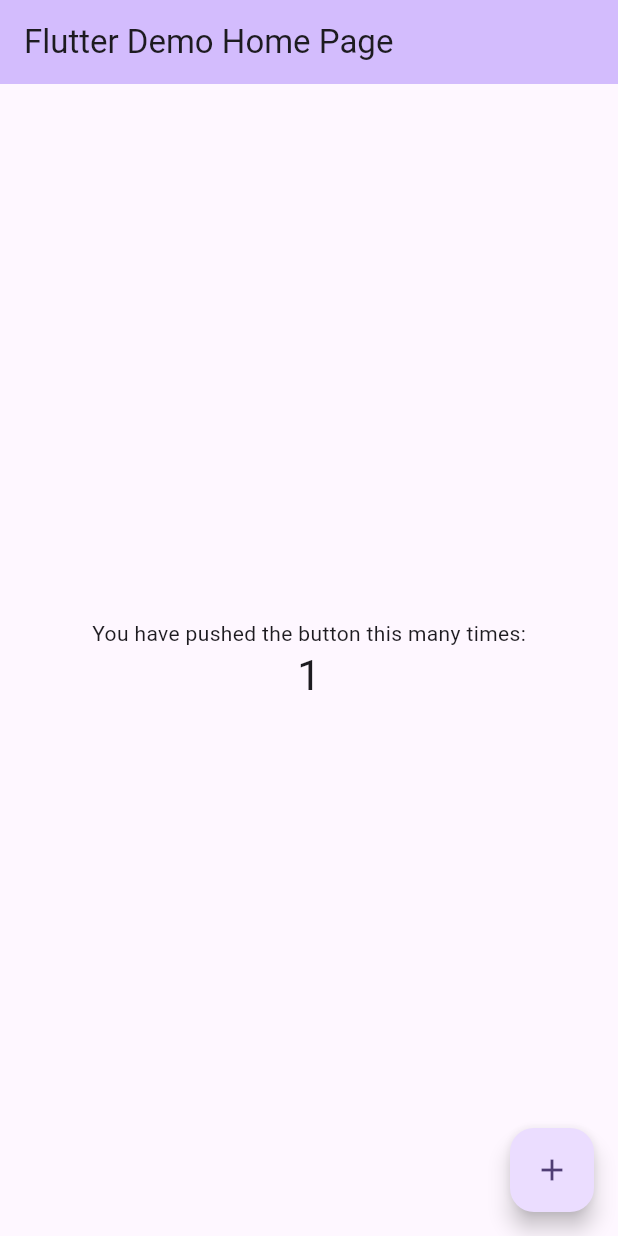
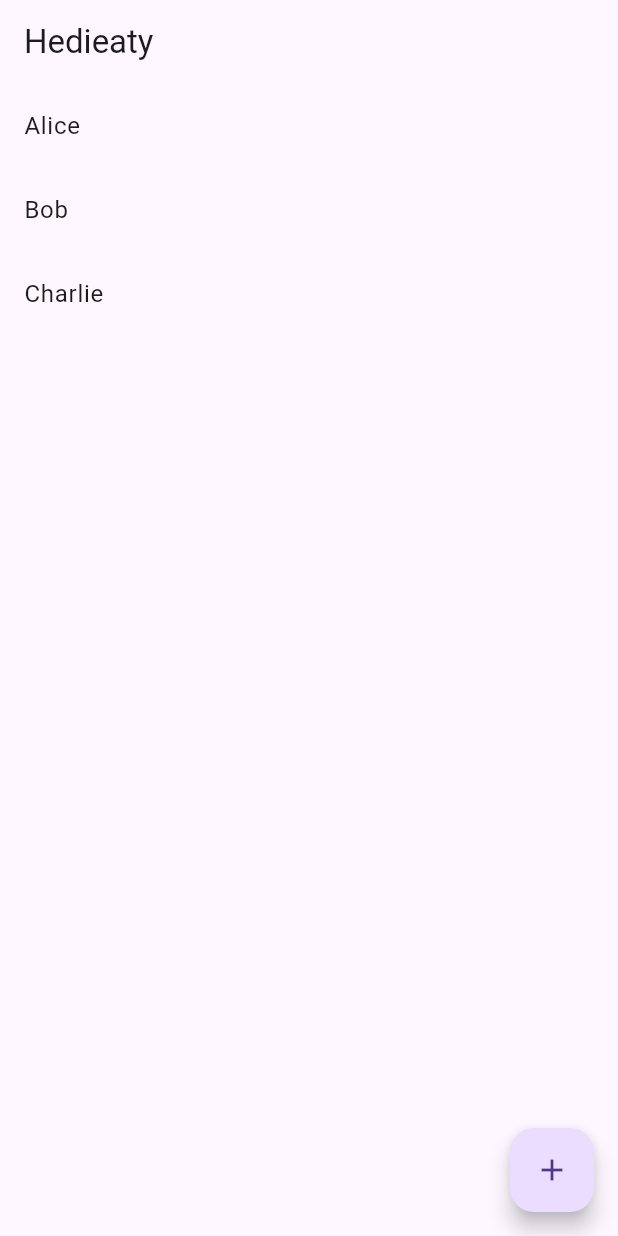
Before and after one commit to MRizk01/hediety, a Flutter app: the screen it shows after launch, after a tap on the "add" icon, on a phone screen of 412 x 824 dp. Run offline on Flutter 3.47's test engine with Material 3 defaults, Android fonts, the phone set to English and light mode, and no system bars.

Commit message:
first UI

```diff
--- a/lib/main.dart
+++ b/lib/main.dart
@@ -1,126 +1,123 @@
 import 'package:flutter/material.dart';
 
 void main() {
-  runApp(const MyApp());
+  runApp(const HedieatyApp());
 }
 
-class MyApp extends StatelessWidget {
-  const MyApp({super.key});
+class HedieatyApp extends StatelessWidget {
+  const HedieatyApp({super.key});
 
-  // This widget is the root of your application.
   @override
   Widget build(BuildContext context) {
     return MaterialApp(
-      title: 'Flutter Demo',
-      theme: ThemeData(
-        // This is the theme of your application.
-        //
-        // TRY THIS: Try running your application with "flutter run". You'll see
-        // the application has a purple toolbar. Then, without quitting the app,
-        // try changing the seedColor in the colorScheme below to Colors.green
-        // and then invoke "hot reload" (save your changes or press the "hot
-        // reload" button in a Flutter-supported IDE, or press "r" if you used
-        // the command line to start the app).
-        //
-        // Notice that the counter didn't reset back to zero; the application
-        // state is not lost during the reload. To reset the state, use hot
-        // restart instead.
-        //
-        // This works for code too, not just values: Most code changes can be
-        // tested with just a hot reload.
-        colorScheme: ColorScheme.fromSeed(seedColor: Colors.deepPurple),
-        useMaterial3: true,
-      ),
-      home: const MyHomePage(title: 'Flutter Demo Home Page'),
+      title: 'Hedieaty',
+      theme: ThemeData(primarySwatch: Colors.blue),
+      home: const HomePage(),
     );
   }
 }
 
-class MyHomePage extends StatefulWidget {
-  const MyHomePage({super.key, required this.title});
+class HomePage extends StatelessWidget {
+  const HomePage({super.key});
 
-  // This widget is the home page of your application. It is stateful, meaning
-  // that it has a State object
-  // (defined below) that contains fields that affect
-  // how it looks.
-
-  // This class is the configuration for the state. It holds the values (in this
-  // case the title) provided by the parent (in this case the App widget) and
-  // used by the build method of the State. Fields in a Widget subclass are
-  // always marked "final".
-
-  final String title;
-
-  @override
-  State<MyHomePage> createState() => _MyHomePageState();
-}
-
-class _MyHomePageState extends State<MyHomePage> {
-  int _counter = 0;
-
-  void _incrementCounter() {
-    setState(() {
-      // This call to setState tells the Flutter framework that something has
-      // changed in this State, which causes it to rerun the build method below
-      // so that the display can reflect the updated values. If we changed
-      // _counter without calling setState(), then the build method would not be
-      // called again, and so nothing would appear to happen.
-      _counter++;
-    });
-  }
+  final List<String> friends = const ['Alice', 'Bob', 'Charlie']; // Static data
 
   @override
   Widget build(BuildContext context) {
-    // This method is rerun every time setState is called, for instance as done
-    // by the _incrementCounter method above.
-    //
-    // The Flutter framework has been optimized to make rerunning build methods
-    // fast, so that you can just rebuild anything that needs updating rather
-    // than having to individually change instances of widgets.
     return Scaffold(
-      appBar: AppBar(
-        // TRY THIS: Try changing the color here to a specific color (to
-        // Colors.amber, perhaps?) and trigger a hot reload to see the AppBar
-        // change color while the other colors stay the same.
-        backgroundColor: Theme.of(context).colorScheme.inversePrimary,
-        // Here we take the value from the MyHomePage object that was created by
-        // the App.build method, and use it to set our appbar title.
-        title: Text(widget.title),
+      appBar: AppBar(title: const Text('Hedieaty')),
+      body: ListView.builder(
+        itemCount: friends.length,
+        itemBuilder: (context, index) {
+          return ListTile(
+            title: Text(friends[index]),
+            onTap: () {
+              Navigator.push(
+                context,
+                MaterialPageRoute(
+                    builder: (context) => const GiftListPage()),
+              );
+            },
+          );
+        },
       ),
-      body: Center(
-        // Center is a layout widget. It takes a single child and positions it
-        // in the middle of the parent.
+      floatingActionButton: FloatingActionButton(
+        onPressed: () {
+          // Navigate to create event/list page (not implemented yet)
+        },
+        child: const Icon(Icons.add),
+      ),
+    );
+  }
+}
+
+class GiftListPage extends StatelessWidget {
+  const GiftListPage({super.key});
+
+  final List<String> gifts = const ['Gift 1', 'Gift 2', 'Gift 3']; // Static data
+
+  @override
+  Widget build(BuildContext context) {
+    return Scaffold(
+      appBar: AppBar(title: const Text('Gift List')),
+      body: ListView.builder(
+        itemCount: gifts.length,
+        itemBuilder: (context, index) {
+          return ListTile(
+            title: Text(gifts[index]),
+            onTap: () {
+              Navigator.push(
+                context,
+                MaterialPageRoute(builder: (context) => const GiftDetailsPage()),
+              );
+            },
+          );
+        },
+      ),
+      floatingActionButton: Row(
+        mainAxisAlignment: MainAxisAlignment.end,
+        children: [
+          FloatingActionButton(
+            onPressed: () {
+              // Add Gift functionality (not implemented yet)
+            },
+            child: const Icon(Icons.add),
+          ),
+          const SizedBox(width: 10),
+          FloatingActionButton(
+            onPressed: () {
+              // Delete Gift functionality (not implemented yet)
+            },
+            child: const Icon(Icons.delete),
+          ),
+        ],
+      ),
+    );
+  }
+}
+
+class GiftDetailsPage extends StatelessWidget {
+  const GiftDetailsPage({super.key});
+
+  @override
+  Widget build(BuildContext context) {
+    return Scaffold(
+      appBar: AppBar(title: const Text('Gift Details')),
+      body: Padding(
+        padding: const EdgeInsets.all(16.0),
         child: Column(
-          // Column is also a layout widget. It takes a list of children and
-          // arranges them vertically. By default, it sizes itself to fit its
-          // children horizontally, and tries to be as tall as its parent.
-          //
-          // Column has various properties to control how it sizes itself and
-          // how it positions its children. Here we use mainAxisAlignment to
-          // center the children vertically; the main axis here is the vertical
-          // axis because Columns are vertical (the cross axis would be
-          // horizontal).
-          //
-          // TRY THIS: Invoke "debug painting" (choose the "Toggle Debug Paint"
-          // action in the IDE, or press "p" in the console), to see the
-          // wireframe for each widget.
-          mainAxisAlignment: MainAxisAlignment.center,
-          children: <Widget>[
-            const Text(
-              'You have pushed the button this many times:',
-            ),
-            Text(
-              '$_counter',
-              style: Theme.of(context).textTheme.headlineMedium,
-            ),
+          children: [
+            TextFormField(decoration: const InputDecoration(labelText: 'Name')),
+            TextFormField(
+                decoration: const InputDecoration(labelText: 'Description')),
+            TextFormField(
+                decoration: const InputDecoration(labelText: 'Category')),
+            TextFormField(
+                decoration: const InputDecoration(labelText: 'Price')),
+            // Add image upload option later
           ],
         ),
       ),
-      floatingActionButton: FloatingActionButton(
-        onPressed: _incrementCounter,
-        tooltip: 'Increment',
-        child: const Icon(Icons.add),
-      ), // This trailing comma makes auto-formatting nicer for build methods.
     );
   }
 }
```
